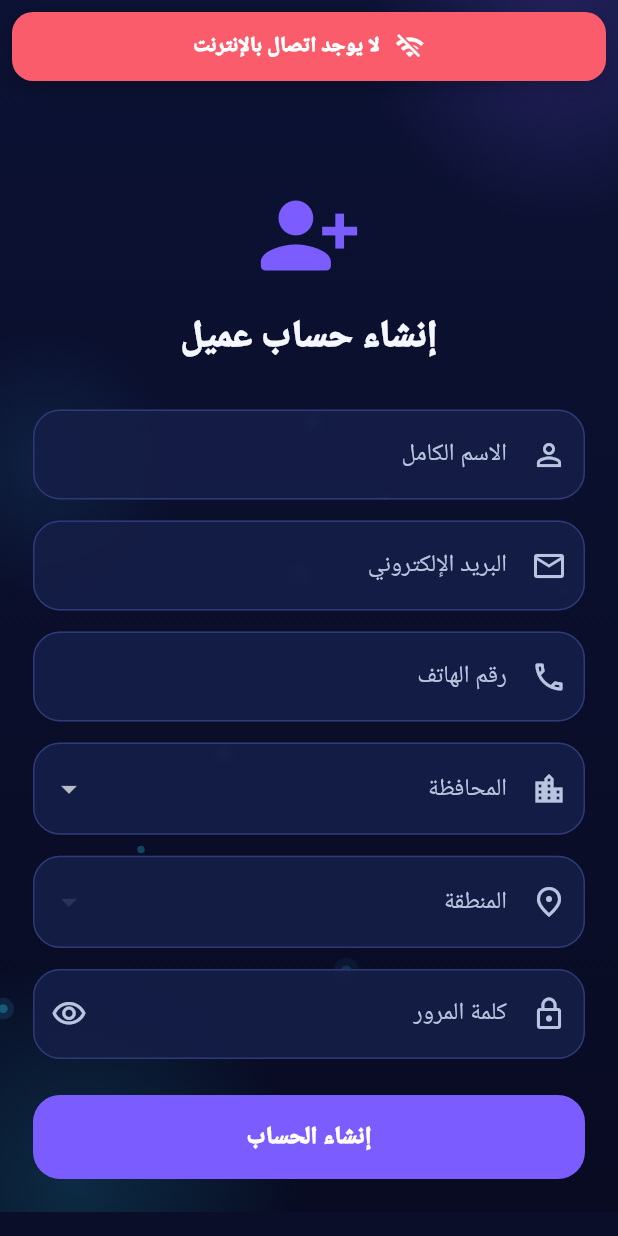
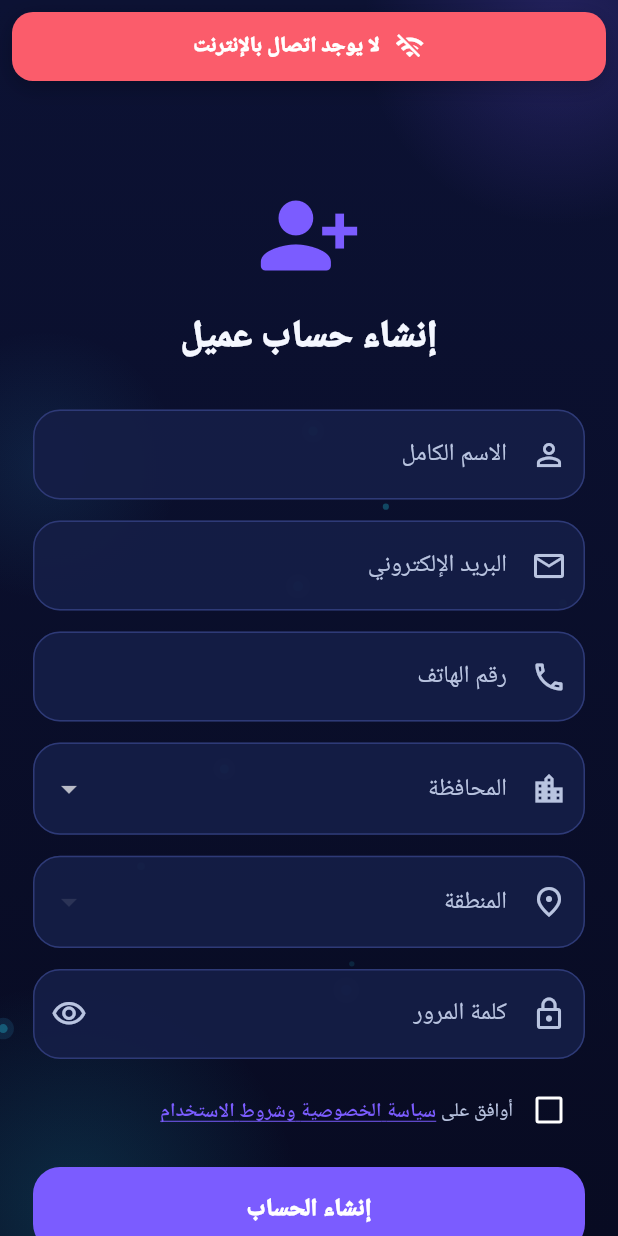
Before and after one commit to Y1X0/sallehly_app, a Flutter app: the CustomerRegisterScreen screen opened directly, on a phone screen of 412 x 824 dp. Run offline on Flutter 3.47's test engine with Material 3 defaults, Android fonts, the phone set to English and light mode, and no system bars; our stand-ins replace audioplayers, dio, firebase_core, firebase_messaging, flutter_local_notifications, flutter_secure_storage and 5 more; missing offline and left inert: record; accounts and stored records are empty; network calls fail.

Commit message:
Address Google Play compliance audit findings
- Disclose technician National ID collection in the in-app privacy
  policy data table (previously collected but undocumented).
- Add a public privacy-policy.html under docs/ (publishable via GitHub
  Pages) covering exactly what the app collects: name, email, phone,
  technician National ID, images, opt-in location, chat content, audio,
  notification token, wallet data.
- Require an explicit consent checkbox ("privacy policy and terms of
  use") before customer/technician registration can submit.
- Remove the unused file_picker dependency from pubspec.yaml.
- Drop the stale, unused com.example.sallehly_app client entry from
  google-services.json; the real com.sallehly.app entry is untouched.
- Temporarily instrument temp-build-apk.yml with two AUDIT-TEMP-only
  steps (print resolved pubspec.lock, dump merged manifest/SDK
  versions) to verify these changes end-to-end; will be reverted after
  the verification run.

```diff
--- /dev/null
+++ b/lib/core/widgets/consent_checkbox.dart
@@ -0,0 +1,70 @@
+import 'package:flutter/gestures.dart';
+import 'package:flutter/material.dart';
+
+import '../../features/settings/screens/privacy_policy_screen.dart';
+import '../theme/app_colors.dart';
+
+/// خانة موافقة إلزامية على سياسة الخصوصية قبل التسجيل (متطلّب Google Play
+/// لموافقة صريحة قبل جمع بيانات المستخدم، بما فيها الرقم الوطني للفنيين).
+/// تُستخدم بشاشتَي تسجيل العميل والفني معاً بدل تكرار نفس المنطق.
+class ConsentCheckbox extends StatelessWidget {
+  final bool value;
+  final ValueChanged<bool> onChanged;
+
+  const ConsentCheckbox({
+    super.key,
+    required this.value,
+    required this.onChanged,
+  });
+
+  @override
+  Widget build(BuildContext context) {
+    return InkWell(
+      onTap: () => onChanged(!value),
+      borderRadius: BorderRadius.circular(12),
+      child: Row(
+        crossAxisAlignment: CrossAxisAlignment.start,
+        children: [
+          Checkbox(
+            value: value,
+            onChanged: (v) => onChanged(v ?? false),
+          ),
+          Expanded(
+            child: Padding(
+              padding: const EdgeInsets.only(top: 14),
+              child: RichText(
+                text: TextSpan(
+                  style: TextStyle(
+                    color: AppColors.textSecondary,
+                    fontSize: 13,
+                    height: 1.6,
+                  ),
+                  children: [
+                    const TextSpan(text: 'أوافق على '),
+                    TextSpan(
+                      text: 'سياسة الخصوصية وشروط الاستخدام',
+                      style: TextStyle(
+                        color: AppColors.primary,
+                        fontWeight: FontWeight.w800,
+                        decoration: TextDecoration.underline,
+                      ),
+                      recognizer: TapGestureRecognizer()
+                        ..onTap = () {
+                          Navigator.push(
+                            context,
+                            MaterialPageRoute(
+                              builder: (_) => const PrivacyPolicyScreen(),
+                            ),
+                          );
+                        },
+                    ),
+                  ],
+                ),
+              ),
+            ),
+          ),
+        ],
+      ),
+    );
+  }
+}
--- a/lib/features/auth/screens/customer_register_screen.dart
+++ b/lib/features/auth/screens/customer_register_screen.dart
@@ -5,6 +5,7 @@ import '../../../core/api/api_exception.dart';
 import '../../../core/theme/app_colors.dart';
 import '../../../core/utils/app_constants.dart';
 import '../../../core/widgets/app_background.dart';
+import '../../../core/widgets/consent_checkbox.dart';
 import '../../../providers/auth_provider.dart';
 import 'verify_otp_screen.dart';
 
@@ -24,6 +25,7 @@ class _CustomerRegisterScreenState extends State<CustomerRegisterScreen> {
   final passwordController = TextEditingController();
 
   bool hidePassword = true;
+  bool consentGiven = false;
 
   String? selectedCity;
   String? selectedArea;
@@ -44,6 +46,11 @@ class _CustomerRegisterScreenState extends State<CustomerRegisterScreen> {
 
   Future<void> submit() async {
     if (!formKey.currentState!.validate()) return;
+
+    if (!consentGiven) {
+      showError('يجب الموافقة على سياسة الخصوصية وشروط الاستخدام أولاً');
+      return;
+    }
 
     final auth = context.read<AuthProvider>();
 
@@ -222,7 +229,14 @@ class _CustomerRegisterScreenState extends State<CustomerRegisterScreen> {
                     return null;
                   },
                 ),
-                const SizedBox(height: 24),
+                const SizedBox(height: 10),
+                ConsentCheckbox(
+                  value: consentGiven,
+                  onChanged: (value) {
+                    setState(() => consentGiven = value);
+                  },
+                ),
+                const SizedBox(height: 14),
                 ElevatedButton(
                   onPressed: loading ? null : submit,
                   child: loading
--- a/lib/features/settings/screens/privacy_policy_screen.dart
+++ b/lib/features/settings/screens/privacy_policy_screen.dart
@@ -329,6 +329,7 @@ class _DataTable extends StatelessWidget {
     ('الاسم، البريد، رقم الهاتف', 'إنشاء الحساب والتواصل بخصوص طلباتك', true),
     ('كلمة المرور', 'حماية حسابك (مشفّرة، لا يمكن استرجاعها)', true),
     ('المدينة والمنطقة', 'ربطك بأقرب فني متاح', true),
+    ('الرقم الوطني (فنيين)', 'التحقق من هوية الفني الحقيقية قبل تفعيل حسابه، لبناء ثقة العملاء', true),
     ('الصورة الشخصية (فنيين)', 'بناء الثقة بين العميل والفني', true),
     ('الموقع الجغرافي', 'فقط عند مشاركته داخل محادثة طلب', false),
     ('صور/صوت المحادثة', 'توضيح المشكلة الفنية', false),
--- a/pubspec.yaml
+++ b/pubspec.yaml
@@ -30,7 +30,6 @@ dependencies:
   socket_io_client: ^3.1.6
 
   image_picker: ^1.2.2
-  file_picker: ^8.1.7
 
   geolocator: ^13.0.1
   url_launcher: ^6.3.2
```
Also changed, not shown: lib/features/auth/screens/technician_register_screen.dart (+15 -1 lines), 3 other files.
